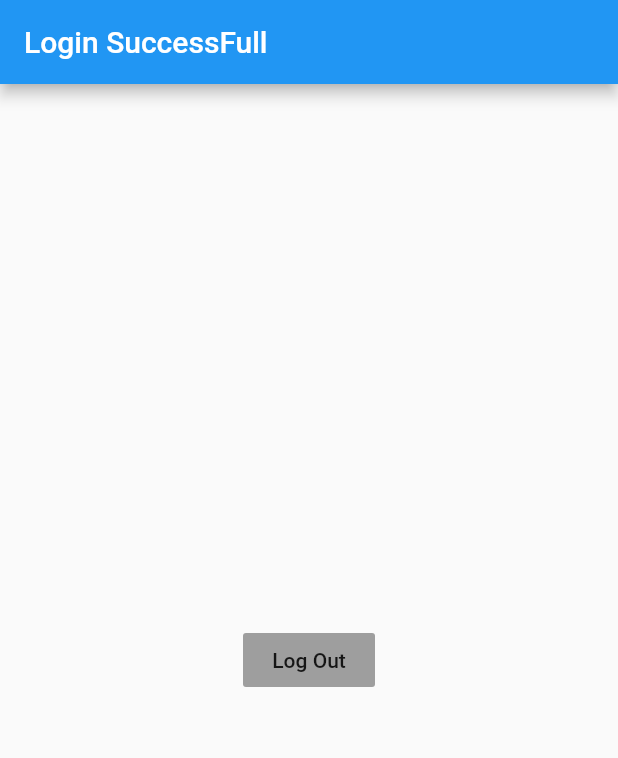
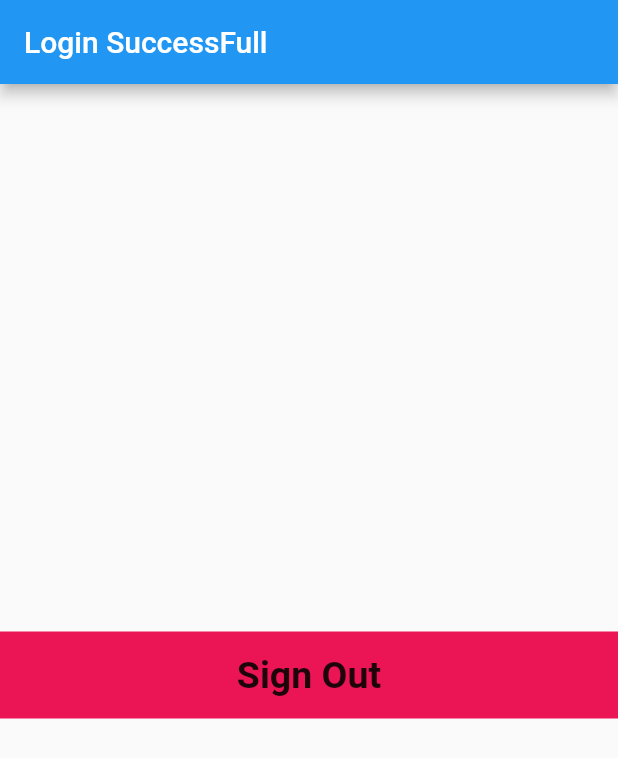
Before and after one commit to QaisSherazi/FA19-BCS-054, a Flutter app: the HomeScreen screen opened directly, on a phone screen of 412 x 824 dp. Shown: the top 758 px of the screen. Run offline on Flutter 3.47's test engine with Material 2 defaults, Android fonts, the phone set to English and light mode, and no system bars; our stand-ins replace firebase_auth, firebase_core, font_awesome_flutter, rflutter_alert; missing offline and left inert: dart:html, firebase_auth_web, firebase_core_web, firebase_database_web, flutter_web_auth; accounts and stored records are empty.

Commit message:
buttonstyle

```diff
--- /dev/null
+++ b/firebase/lib/button.dart
@@ -0,0 +1,4 @@
+import 'package:flutter/material.dart';
+const button=TextStyle(
+fontSize: 25.0,
+fontWeight: FontWeight.bold);
--- a/firebase/lib/start.dart
+++ b/firebase/lib/start.dart
@@ -1,5 +1,6 @@
 import 'package:firebase_auth/firebase_auth.dart';
 import 'package:flutter/material.dart';
+import 'button.dart';
 
 import 'package:firebase/login.dart';
 class HomeScreen extends StatelessWidget {
@@ -8,14 +9,22 @@ class HomeScreen extends StatelessWidget {
   Widget build(BuildContext context) {
     return Scaffold(
       appBar: AppBar(title: Text('Login SuccessFull'),),
-      body: Center(child: FlatButton(
-        color:Colors.grey,
-        child: Text('Log Out'),
-          onPressed: (){
-        auth.signOut();
+      body: Center(child: GestureDetector(
+        onTap: (){
+          Navigator.of(context).pushReplacement(MaterialPageRoute(builder: (context) => LoginScreen()));
+        },
+    child: Container(
 
-        Navigator.of(context).pushReplacement(MaterialPageRoute(builder: (context) => LoginScreen()));
-      },),),
+    child:Center
+    (child: Text('Sign Out',style: button)),
+
+    color:Color(0xFFEB1555),
+    margin: EdgeInsets.only(top: 20.0),
+    width: double.infinity,
+    height: 58.0,
+    ),
+
+      ),),
     );
   }
 }
```
